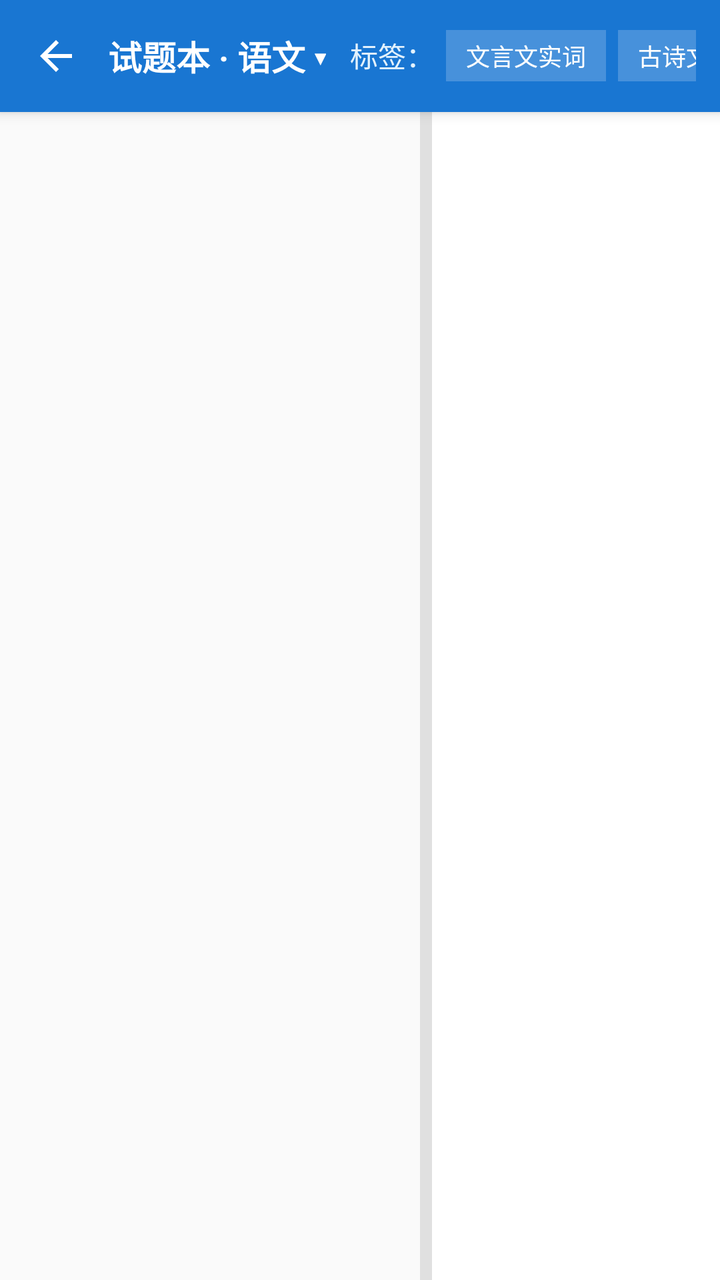
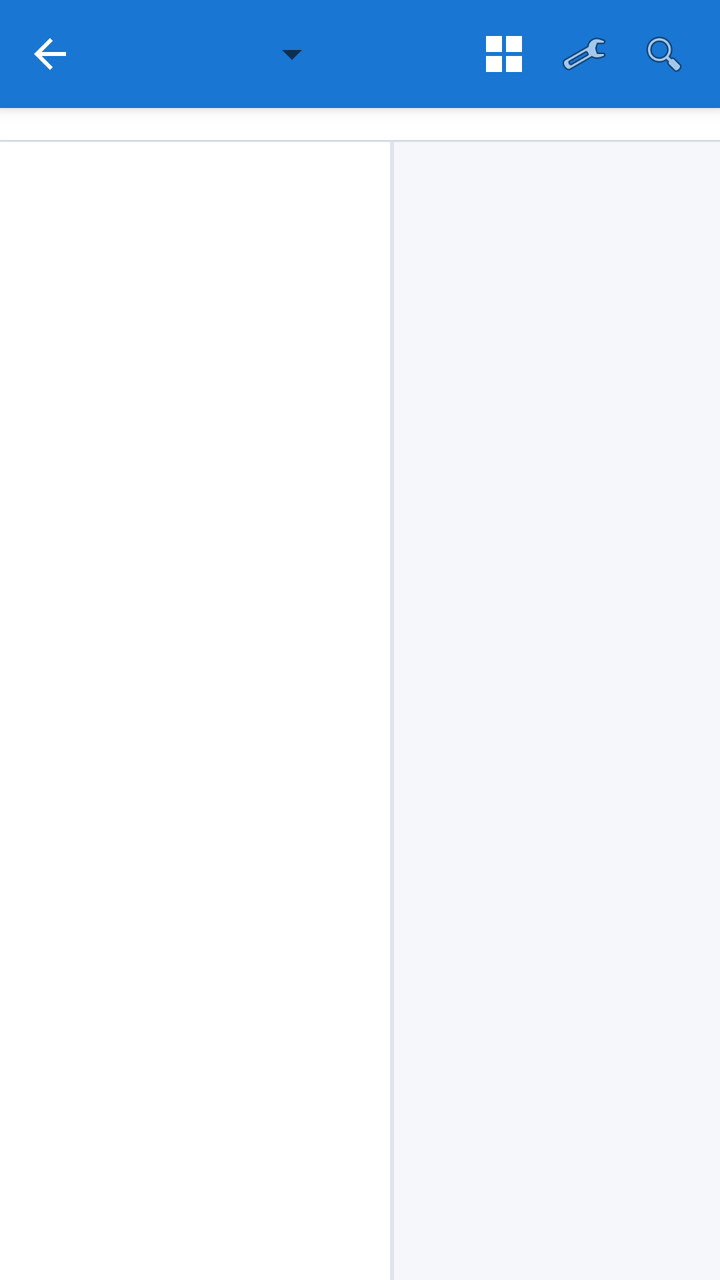

Two renders of the same Android screen: before a commit and after it. Below are the layout's source before the change and the commit's diff.
<!-- AndroidManifest.xml: activity theme AppTheme.NoActionBar -->
<!-- res/layout/activity_questionbook.xml -->
<?xml version="1.0" encoding="utf-8"?>
<LinearLayout xmlns:android="http://schemas.android.com/apk/res/android"
    android:layout_width="match_parent"
    android:layout_height="match_parent"
    android:background="#FFFFFFFF"
    android:orientation="vertical">

    
    <LinearLayout
        android:layout_width="match_parent"
        android:layout_height="56dp"
        android:background="@color/primaryColor"
        android:elevation="4dp"
        android:gravity="center_vertical"
        android:orientation="horizontal"
        android:paddingStart="6dp"
        android:paddingEnd="12dp">

        <ImageButton
            android:id="@+id/btnBack"
            android:layout_width="44dp"
            android:layout_height="44dp"
            android:background="?android:attr/selectableItemBackgroundBorderless"
            android:src="@drawable/ic_arrow_back_white_24dp" />

        <TextView
            android:layout_width="wrap_content"
            android:layout_height="wrap_content"
            android:layout_marginStart="4dp"
            android:layout_marginEnd="12dp"
            android:text="试题本 · 语文 ▾"
            android:textColor="#FFFFFF"
            android:textSize="17sp"
            android:textStyle="bold" />

        <HorizontalScrollView
            android:layout_width="0dp"
            android:layout_height="wrap_content"
            android:layout_weight="1"
            android:scrollbars="none">

            <LinearLayout
                android:layout_width="wrap_content"
                android:layout_height="wrap_content"
                android:gravity="center_vertical"
                android:orientation="horizontal">

                <TextView
                    android:layout_width="wrap_content"
                    android:layout_height="wrap_content"
                    android:text="标签："
                    android:textColor="#E3F2FD"
                    android:textSize="14sp" />

                <TextView
                    android:layout_width="wrap_content"
                    android:layout_height="wrap_content"
                    android:layout_marginStart="6dp"
                    android:background="#33FFFFFF"
                    android:paddingLeft="10dp"
                    android:paddingTop="4dp"
                    android:paddingRight="10dp"
                    android:paddingBottom="4dp"
                    android:text="文言文实词"
                    android:textColor="#FFFFFF"
                    android:textSize="12sp" />

                <TextView
                    android:layout_width="wrap_content"
                    android:layout_height="wrap_content"
                    android:layout_marginStart="6dp"
                    android:background="#33FFFFFF"
                    android:paddingLeft="10dp"
                    android:paddingTop="4dp"
                    android:paddingRight="10dp"
                    android:paddingBottom="4dp"
                    android:text="古诗文默写"
                    android:textColor="#FFFFFF"
                    android:textSize="12sp" />

                <TextView
                    android:layout_width="wrap_content"
                    android:layout_height="wrap_content"
                    android:layout_marginStart="6dp"
                    android:background="#33FFFFFF"
                    android:paddingLeft="10dp"
                    android:paddingTop="4dp"
                    android:paddingRight="10dp"
                    android:paddingBottom="4dp"
                    android:text="二次函数"
                    android:textColor="#FFFFFF"
                    android:textSize="12sp" />
            </LinearLayout>
        </HorizontalScrollView>
    </LinearLayout>

    
    <LinearLayout
        android:id="@+id/splitContainer"
        android:layout_width="match_parent"
        android:layout_height="0dp"
        android:layout_weight="1"
        android:orientation="horizontal">

        <ListView
            android:id="@+id/listViewSelector"
            android:layout_width="210dp"
            android:layout_height="match_parent"
            android:background="#FAFAFA"
            android:divider="@color/separateLine"
            android:dividerHeight="1dp" />

        <View
            android:id="@+id/splitDivider"
            android:layout_width="6dp"
            android:layout_height="match_parent"
            android:background="#E0E0E0" />

        <androidx.recyclerview.widget.RecyclerView
            android:id="@+id/recyclerViewItems"
            android:layout_width="0dp"
            android:layout_height="match_parent"
            android:layout_weight="1"
            android:padding="12dp" />
    </LinearLayout>
</LinearLayout>
<!-- resources referenced by this layout -->
<resources>
  <color name="primaryColor">#FF1976D2</color>
  <color name="separateLine">#FFE8E8E8</color>
  <!-- drawable ic_arrow_back_white_24dp (drawable) -->
  <?xml version="1.0" encoding="utf-8"?>
  <vector xmlns:android="http://schemas.android.com/apk/res/android"
      android:width="24dp"
      android:height="24dp"
      android:viewportWidth="24"
      android:viewportHeight="24">
      <path
          android:fillColor="#FFFFFFFF"
          android:pathData="M20,11H7.83l5.59,-5.59L12,4l-8,8 8,8 1.41,-1.41L7.83,13H20v-2z" />
  </vector>
  <style name="AppTheme.NoActionBar" parent="Theme.MaterialComponents.Light.NoActionBar">
          <item name="colorPrimary">@color/primaryColor</item>
          <item name="colorPrimaryDark">@color/primaryDarkColor</item>
          <item name="colorAccent">@color/primaryColor</item>
          <item name="android:statusBarColor">@color/primaryDarkColor</item>
      </style>
  <color name="primaryDarkColor">#FF004BA0</color>
</resources>

<!-- the commit's change to res/layout/activity_questionbook.xml (unified diff, before → after) -->
@@ -2,97 +2,130 @@
 <LinearLayout xmlns:android="http://schemas.android.com/apk/res/android"
     android:layout_width="match_parent"
     android:layout_height="match_parent"
-    android:background="#FFFFFFFF"
+    android:background="#FFF5F7FA"
     android:orientation="vertical">
 
     
     <LinearLayout
+        android:id="@+id/qbTopBar"
         android:layout_width="match_parent"
-        android:layout_height="56dp"
+        android:layout_height="54dp"
         android:background="@color/primaryColor"
         android:elevation="4dp"
         android:gravity="center_vertical"
         android:orientation="horizontal"
-        android:paddingStart="6dp"
-        android:paddingEnd="12dp">
+        android:paddingStart="4dp"
+        android:paddingEnd="8dp">
 
         <ImageButton
             android:id="@+id/btnBack"
-            android:layout_width="44dp"
-            android:layout_height="44dp"
+            android:layout_width="42dp"
+            android:layout_height="42dp"
             android:background="?android:attr/selectableItemBackgroundBorderless"
+            android:contentDescription="返回"
             android:src="@drawable/ic_arrow_back_white_24dp" />
 
+        <Spinner
+            android:id="@+id/spinnerBooks"
+            android:layout_width="wrap_content"
+            android:layout_height="40dp"
+            android:minWidth="124dp"
+            android:popupBackground="#FFFFFFFF" />
+
+        <View
+            android:layout_width="0dp"
+            android:layout_height="1dp"
+            android:layout_weight="1" />
+
+        <ImageButton
+            android:id="@+id/btnToggleGrid"
+            android:layout_width="40dp"
+            android:layout_height="40dp"
+            android:background="?android:attr/selectableItemBackgroundBorderless"
+            android:contentDescription="切换列表或网格"
+            android:padding="8dp"
+            android:scaleType="fitCenter"
+            android:src="@drawable/ic_grid_white" />
+
+        <ImageButton
+            android:id="@+id/btnFilterMenu"
+            android:layout_width="40dp"
+            android:layout_height="40dp"
+            android:background="?android:attr/selectableItemBackgroundBorderless"
+            android:contentDescription="分组与筛选"
+            android:padding="8dp"
+            android:scaleType="fitCenter"
+            android:src="@android:drawable/ic_menu_manage" />
+
+        <ImageButton
+            android:id="@+id/btnSearchToggle"
+            android:layout_width="40dp"
+            android:layout_height="40dp"
+            android:background="?android:attr/selectableItemBackgroundBorderless"
+            android:contentDescription="搜索"
+            android:padding="8dp"
+            android:scaleType="fitCenter"
+            android:src="@android:drawable/ic_menu_search" />
+    </LinearLayout>
+
+    
+    <LinearLayout
+        android:id="@+id/llSearchBar"
+        android:layout_width="match_parent"
+        android:layout_height="46dp"
+        android:background="#FFFFFFFF"
+        android:gravity="center_vertical"
+        android:orientation="horizontal"
+        android:paddingHorizontal="12dp"
+        android:visibility="gone">
+
+        <EditText
+            android:id="@+id/etSearchQb"
+            android:layout_width="0dp"
+            android:layout_height="34dp"
+            android:layout_weight="1"
+            android:background="#FFF1F4F8"
+            android:hint="搜索收藏标题、笔记或标签..."
+            android:imeOptions="actionSearch"
+            android:inputType="text"
+            android:paddingHorizontal="12dp"
+            android:singleLine="true"
+            android:textColor="#FF212121"
+            android:textSize="13sp" />
+
         <TextView
+            android:id="@+id/btnClearSearch"
+            android:layout_width="wrap_content"
+            android:layout_height="34dp"
+            android:gravity="center"
+            android:paddingHorizontal="10dp"
+            android:text="关闭"
+            android:textColor="#FF1976D2"
+            android:textSize="13sp" />
+    </LinearLayout>
+
+    
+    <HorizontalScrollView
+        android:layout_width="match_parent"
+        android:layout_height="wrap_content"
+        android:background="#FFFFFFFF"
+        android:elevation="1dp"
+        android:scrollbars="none">
+
+        <LinearLayout
+            android:id="@+id/llTagsContent"
             android:layout_width="wrap_content"
             android:layout_height="wrap_content"
-            android:layout_marginStart="4dp"
-            android:layout_marginEnd="12dp"
-            android:text="试题本 · 语文 ▾"
-            android:textColor="#FFFFFF"
-            android:textSize="17sp"
-            android:textStyle="bold" />
+            android:gravity="center_vertical"
+            android:orientation="horizontal"
+            android:paddingHorizontal="12dp"
+            android:paddingVertical="8dp" />
+    </HorizontalScrollView>
 
-        <HorizontalScrollView
-            android:layout_width="0dp"
-            android:layout_height="wrap_content"
-            android:layout_weight="1"
-            android:scrollbars="none">
-
-            <LinearLayout
-                android:layout_width="wrap_content"
-                android:layout_height="wrap_content"
-                android:gravity="center_vertical"
-                android:orientation="horizontal">
-
-                <TextView
-                    android:layout_width="wrap_content"
-                    android:layout_height="wrap_content"
-                    android:text="标签："
-                    android:textColor="#E3F2FD"
-                    android:textSize="14sp" />
-
-                <TextView
-                    android:layout_width="wrap_content"
-                    android:layout_height="wrap_content"
-                    android:layout_marginStart="6dp"
-                    android:background="#33FFFFFF"
-                    android:paddingLeft="10dp"
-                    android:paddingTop="4dp"
-                    android:paddingRight="10dp"
-                    android:paddingBottom="4dp"
-                    android:text="文言文实词"
-                    android:textColor="#FFFFFF"
-                    android:textSize="12sp" />
-
-                <TextView
-                    android:layout_width="wrap_content"
-                    android:layout_height="wrap_content"
-                    android:layout_marginStart="6dp"
-                    android:background="#33FFFFFF"
-                    android:paddingLeft="10dp"
-                    android:paddingTop="4dp"
-                    android:paddingRight="10dp"
-                    android:paddingBottom="4dp"
-                    android:text="古诗文默写"
-                    android:textColor="#FFFFFF"
-                    android:textSize="12sp" />
-
-                <TextView
-                    android:layout_width="wrap_content"
-                    android:layout_height="wrap_content"
-                    android:layout_marginStart="6dp"
-                    android:background="#33FFFFFF"
-                    android:paddingLeft="10dp"
-                    android:paddingTop="4dp"
-                    android:paddingRight="10dp"
-                    android:paddingBottom="4dp"
-                    android:text="二次函数"
-                    android:textColor="#FFFFFF"
-                    android:textSize="12sp" />
-            </LinearLayout>
-        </HorizontalScrollView>
-    </LinearLayout>
+    <View
+        android:layout_width="match_parent"
+        android:layout_height="1dp"
+        android:background="#FFE4E8EE" />
 
     
     <LinearLayout
@@ -104,23 +137,40 @@
 
         <ListView
             android:id="@+id/listViewSelector"
-            android:layout_width="210dp"
+            android:layout_width="195dp"
             android:layout_height="match_parent"
-            android:background="#FAFAFA"
-            android:divider="@color/separateLine"
+            android:background="#FFFFFFFF"
+            android:divider="#FFEEEEEE"
             android:dividerHeight="1dp" />
 
         <View
             android:id="@+id/splitDivider"
-            android:layout_width="6dp"
+            android:layout_width="2dp"
             android:layout_height="match_parent"
-            android:background="#E0E0E0" />
+            android:background="#FFE0E4EA" />
 
-        <androidx.recyclerview.widget.RecyclerView
-            android:id="@+id/recyclerViewItems"
+        <FrameLayout
             android:layout_width="0dp"
             android:layout_height="match_parent"
-            android:layout_weight="1"
-            android:padding="12dp" />
+            android:layout_weight="1">
+
+            <androidx.recyclerview.widget.RecyclerView
+                android:id="@+id/recyclerViewItems"
+                android:layout_width="match_parent"
+                android:layout_height="match_parent"
+                android:clipToPadding="false"
+                android:padding="10dp" />
+
+            <TextView
+                android:id="@+id/textViewNoData"
+                android:layout_width="match_parent"
+                android:layout_height="match_parent"
+                android:gravity="center"
+                android:padding="24dp"
+                android:text="当前分类没有收藏内容\n点击悬浮按钮展开「截屏 / 拍照 / 草稿本」即可随时收藏"
+                android:textColor="#FF78909C"
+                android:textSize="14sp"
+                android:visibility="gone" />
+        </FrameLayout>
     </LinearLayout>
 </LinearLayout>
<!-- resource entries referenced after the edit -->
@@ -1,7 +1,6 @@
 <!-- resources referenced by this layout -->
 <resources>
   <color name="primaryColor">#FF1976D2</color>
-  <color name="separateLine">#FFE8E8E8</color>
   <!-- drawable ic_arrow_back_white_24dp (drawable) -->
   <?xml version="1.0" encoding="utf-8"?>
   <vector xmlns:android="http://schemas.android.com/apk/res/android"
@@ -13,6 +12,17 @@
           android:fillColor="#FFFFFFFF"
           android:pathData="M20,11H7.83l5.59,-5.59L12,4l-8,8 8,8 1.41,-1.41L7.83,13H20v-2z" />
   </vector>
+  <!-- drawable ic_grid_white (drawable) -->
+  <?xml version="1.0" encoding="utf-8"?>
+  <vector xmlns:android="http://schemas.android.com/apk/res/android"
+      android:width="24dp"
+      android:height="24dp"
+      android:viewportWidth="24"
+      android:viewportHeight="24">
+      <path
+          android:fillColor="#FFFFFFFF"
+          android:pathData="M3,3h8v8H3V3zM13,3h8v8h-8V3zM3,13h8v8H3v-8zM13,13h8v8h-8v-8z" />
+  </vector>
   <style name="AppTheme.NoActionBar" parent="Theme.MaterialComponents.Light.NoActionBar">
           <item name="colorPrimary">@color/primaryColor</item>
           <item name="colorPrimaryDark">@color/primaryDarkColor</item>
